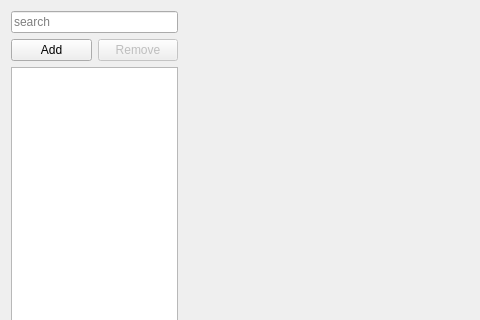
Qt form ui/a2widget/a2item_editor.ui (ewerybody/a2) before a commit; both pictures show x 0 to 480 and y 0 to 320 of the 697 by 448 pixel window.
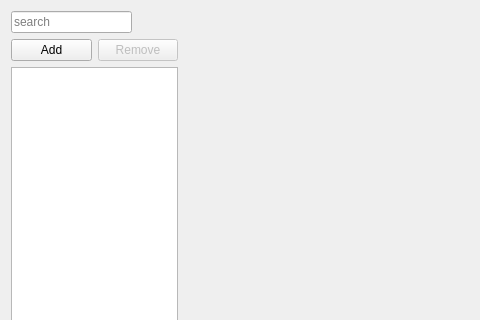
The same form after that commit.

Commit message:
a2item_editor now searchable
fixed #134

```diff
--- a/ui/a2widget/a2item_editor.ui
+++ b/ui/a2widget/a2item_editor.ui
@@ -23,11 +23,25 @@
    <item>
     <layout class="QVBoxLayout" name="verticalLayout">
      <item>
+      <layout class="QHBoxLayout" name="horizontalLayout_2">
+       <item>
       <widget class="QLineEdit" name="search_field">
        <property name="placeholderText">
         <string>search</string>
        </property>
       </widget>
+       </item>
+       <item>
+        <widget class="QPushButton" name="a2item_editorx">
+         <property name="text">
+          <string/>
+         </property>
+         <property name="flat">
+          <bool>true</bool>
+         </property>
+        </widget>
+       </item>
+      </layout>
      </item>
      <item>
       <layout class="QHBoxLayout" name="horizontalLayout">
```
Lines whose indentation alone changed are shown as unchanged. The commit also changes 6 other files.
